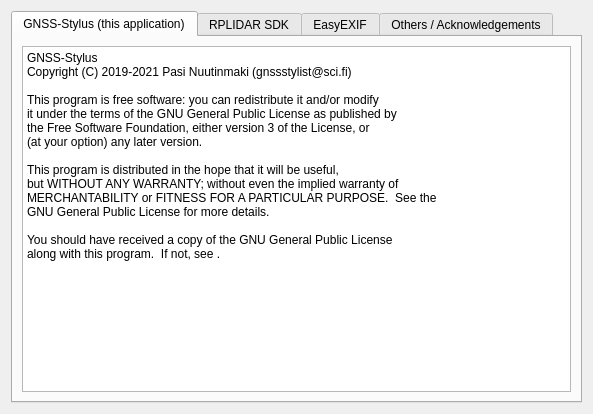
This is licensesform.ui in GNSS-Stylist/GNSS-Stylus as Qt 5 draws it before an edit. The edited form follows.
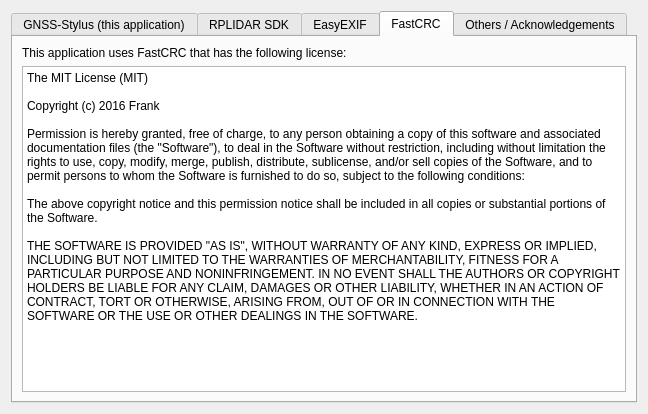
This is the edited form. The open tabs and pages were chosen to show the change.

Diff of the .ui file:
```diff
--- a/licensesform.ui
+++ b/licensesform.ui
@@ -6,7 +6,7 @@
    <rect>
     <x>0</x>
     <y>0</y>
-    <width>593</width>
+    <width>648</width>
     <height>414</height>
    </rect>
   </property>
@@ -34,7 +34,7 @@
          </property>
          <property name="plainText">
           <string>GNSS-Stylus
-Copyright (C) 2019-2021 Pasi Nuutinmaki (gnssstylist@sci.fi)
+Copyright (C) 2019-2024 Pasi Nuutinmaki (gnssstylist@sci.fi)
 
 This program is free software: you can redistribute it and/or modify
 it under the terms of the GNU General Public License as published by
@@ -148,6 +148,39 @@
        </item>
       </layout>
      </widget>
+     <widget class="QWidget" name="tab_FastCRC">
+      <attribute name="title">
+       <string>FastCRC</string>
+      </attribute>
+      <layout class="QVBoxLayout" name="verticalLayout_6">
+       <item>
+        <widget class="QLabel" name="label_FastCRC_License_Title">
+         <property name="text">
+          <string>This application uses FastCRC that has the following license:</string>
+         </property>
+        </widget>
+       </item>
+       <item>
+        <widget class="QPlainTextEdit" name="plainTextEdit_FastCRC_License">
+         <property name="readOnly">
+          <bool>true</bool>
+         </property>
+         <property name="plainText">
+          <string>The MIT License (MIT)
+
+Copyright (c) 2016 Frank
+
+Permission is hereby granted, free of charge, to any person obtaining a copy of this software and associated documentation files (the &quot;Software&quot;), to deal in the Software without restriction, including without limitation the rights to use, copy, modify, merge, publish, distribute, sublicense, and/or sell copies of the Software, and to permit persons to whom the Software is furnished to do so, subject to the following conditions:
+
+The above copyright notice and this permission notice shall be included in all copies or substantial portions of the Software.
+
+THE SOFTWARE IS PROVIDED &quot;AS IS&quot;, WITHOUT WARRANTY OF ANY KIND, EXPRESS OR IMPLIED, INCLUDING BUT NOT LIMITED TO THE WARRANTIES OF MERCHANTABILITY, FITNESS FOR A PARTICULAR PURPOSE AND NONINFRINGEMENT. IN NO EVENT SHALL THE AUTHORS OR COPYRIGHT HOLDERS BE LIABLE FOR ANY CLAIM, DAMAGES OR OTHER LIABILITY, WHETHER IN AN ACTION OF CONTRACT, TORT OR OTHERWISE, ARISING FROM, OUT OF OR IN CONNECTION WITH THE SOFTWARE OR THE USE OR OTHER DEALINGS IN THE SOFTWARE.
+</string>
+         </property>
+        </widget>
+       </item>
+      </layout>
+     </widget>
      <widget class="QWidget" name="tab_Others_Acknowledgements">
       <attribute name="title">
        <string>Others / Acknowledgements</string>
```
